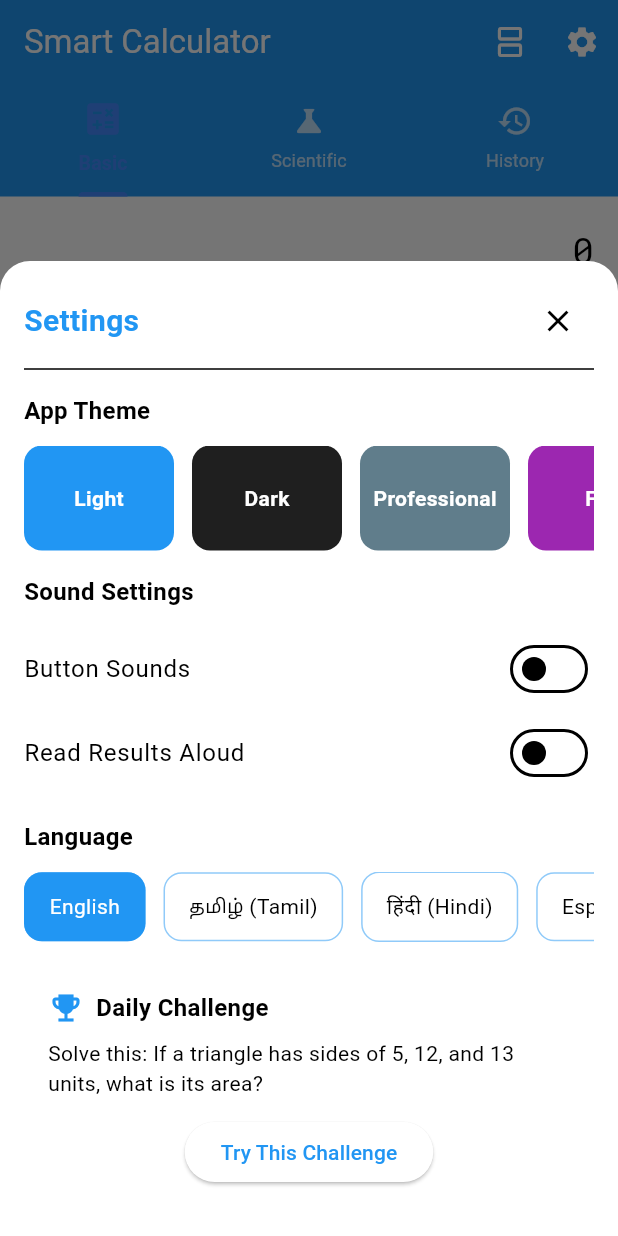
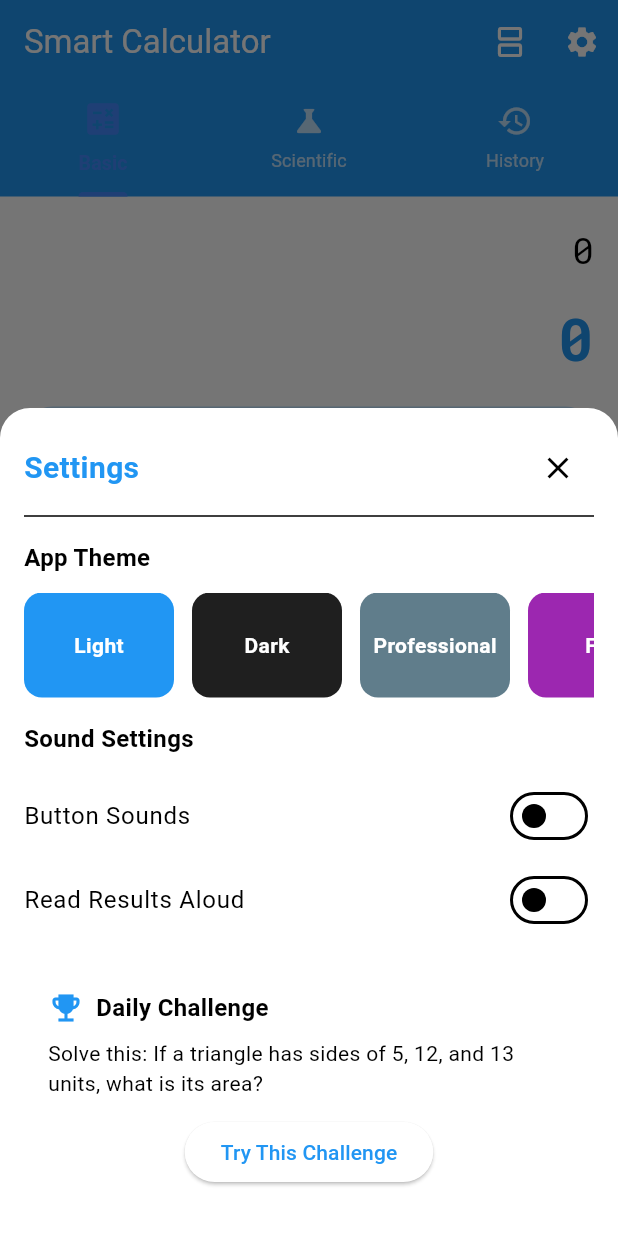
Before and after one commit to Rathin0708/calculete-application, a Flutter app: the screen it shows after launch, after a tap on the "settings" icon, on a phone screen of 412 x 824 dp. Run offline on Flutter 3.47's test engine with Material 3 defaults, Android fonts, the phone set to English and light mode, and no system bars; our stand-ins replace flutter_tts, google_fonts, math_expressions, shared_preferences.

```diff
--- a/lib/main.dart
+++ b/lib/main.dart
@@ -3,8 +3,6 @@ import 'package:provider/provider.dart';
 import 'package:calculater/providers/calculator_provider.dart';
 import 'package:calculater/providers/theme_provider.dart';
 import 'package:calculater/screens/home_screen.dart';
-import 'package:flutter_localizations/flutter_localizations.dart';
-import 'utils/app_localizations.dart';
 
 void main() async {
   WidgetsFlutterBinding.ensureInitialized();
@@ -27,19 +25,6 @@ class MyApp extends StatelessWidget {
             debugShowCheckedModeBanner: false,
             title: 'Smart Calculator',
             theme: themeProvider.currentTheme,
-            supportedLocales: const [
-              Locale('en', 'US'), // English
-              Locale('ta', 'IN'), // Tamil
-              Locale('hi', 'IN'), // Hindi
-              Locale('es', 'ES'), // Spanish
-            ],
-            localizationsDelegates: const [
-              AppLocalizations.delegate,
-              GlobalMaterialLocalizations.delegate,
-              GlobalWidgetsLocalizations.delegate,
-              GlobalCupertinoLocalizations.delegate,
-            ],
-            locale: themeProvider.currentLocale,
             home: const HomeScreen(initialTabIndex: 0),
           );
         },
--- a/lib/providers/theme_provider.dart
+++ b/lib/providers/theme_provider.dart
@@ -3,13 +3,9 @@ import 'package:shared_preferences/shared_preferences.dart';
 
 class ThemeProvider extends ChangeNotifier {
   ThemeData _currentTheme = lightTheme;
-  Locale _currentLocale = const Locale('en', 'US');
 
   // Getter for current theme
   ThemeData get currentTheme => _currentTheme;
-
-  // Getter for current locale
-  Locale get currentLocale => _currentLocale;
 
   // Light theme
   static final ThemeData lightTheme = ThemeData(
@@ -103,30 +99,13 @@ class ThemeProvider extends ChangeNotifier {
     notifyListeners();
   }
 
-  // Set locale method
-  void setLocale(Locale locale) async {
-    SharedPreferences prefs = await SharedPreferences.getInstance();
-    await prefs.setString('languageCode', locale.languageCode);
-    await prefs.setString('countryCode', locale.countryCode ?? '');
-
-    _currentLocale = locale;
-    notifyListeners();
-  }
-
-  // Initialize theme and locale from shared preferences
+  // Initialize theme from shared preferences
   Future<void> initPreferences() async {
     SharedPreferences prefs = await SharedPreferences.getInstance();
     String? themeName = prefs.getString('theme');
-    String? languageCode = prefs.getString('languageCode');
-    String? countryCode = prefs.getString('countryCode');
 
     if (themeName != null) {
       setTheme(themeName);
     }
-
-    if (languageCode != null) {
-      _currentLocale = Locale(languageCode, countryCode ?? '');
-      notifyListeners();
-    }
   }
 }
--- a/lib/utils/app_localizations.dart
+++ /dev/null
@@ -1,71 +0,0 @@
-import 'dart:async';
-import 'dart:convert';
-import 'package:flutter/material.dart';
-import 'package:flutter/services.dart';
-
-class AppLocalizations {
-  final Locale locale;
-  Map<String, String> _localizedStrings = {};
-
-  AppLocalizations(this.locale);
-
-  // Helper method to keep the code in the widgets concise
-  static AppLocalizations of(BuildContext context) {
-    return Localizations.of<AppLocalizations>(context, AppLocalizations)!;
-  }
-
-  // Static member to have a simple access to the delegate from the MaterialApp
-  static const LocalizationsDelegate<
-      AppLocalizations> delegate = _AppLocalizationsDelegate();
-
-  Future<bool> load() async {
-    // Load the language JSON file from the "lang" folder
-    String jsonString = await rootBundle.loadString(
-        'assets/lang/${locale.languageCode}.json');
-    Map<String, dynamic> jsonMap = json.decode(jsonString);
-
-    _localizedStrings = jsonMap.map((key, value) {
-      return MapEntry(key, value.toString());
-    });
-
-    return true;
-  }
-
-  // This method will be called from every widget which needs a localized text
-  String translate(String key) {
-    if (_localizedStrings[key] == null) {
-      return key; // Return the key if no translation found
-    }
-    return _localizedStrings[key]!;
-  }
-}
-
-// LocalizationsDelegate is a factory for a set of localized resources
-class _AppLocalizationsDelegate
-    extends LocalizationsDelegate<AppLocalizations> {
-  // This delegate instance will never change (it doesn't even have fields!)
-  // It can provide a constant constructor.
-  const _AppLocalizationsDelegate();
-
-  @override
-  bool isSupported(Locale locale) {
-    // Include all of your supported language codes here
-    return ['en', 'ta', 'hi', 'es'].contains(locale.languageCode);
-  }
-
-  @override
-  Future<AppLocalizations> load(Locale locale) async {
-    // AppLocalizations class is where the JSON loading actually runs
-    AppLocalizations localizations = AppLocalizations(locale);
-    try {
-      await localizations.load();
-    } catch (e) {
-      print('Failed to load localizations: $e');
-      // If loading fails, we'll use an empty map of strings
-    }
-    return localizations;
-  }
-
-  @override
-  bool shouldReload(_AppLocalizationsDelegate old) => false;
-}
--- a/lib/widgets/history_panel.dart
+++ b/lib/widgets/history_panel.dart
@@ -1,7 +1,6 @@
 import 'package:flutter/material.dart';
 import 'package:provider/provider.dart';
 import '../providers/calculator_provider.dart';
-import 'package:intl/intl.dart';
 
 class HistoryPanel extends StatelessWidget {
   const HistoryPanel({Key? key}) : super(key: key);
@@ -83,7 +82,8 @@ class HistoryPanel extends StatelessWidget {
     final calculatorProvider = Provider.of<CalculatorProvider>(
         context, listen: false);
     DateTime timestamp = DateTime.parse(item['timestamp']);
-    String formattedDate = DateFormat('MMM d, yyyy • h:mm a').format(timestamp);
+    // Format date manually without using intl package
+    String formattedDate = _formatDate(timestamp);
     List<String> steps = List<String>.from(item['steps'] ?? []);
 
     return Card(
@@ -146,4 +146,32 @@ class HistoryPanel extends StatelessWidget {
       ),
     );
   }
+
+  // Helper method to format date without intl package
+  String _formatDate(DateTime date) {
+    const months = [
+      'Jan',
+      'Feb',
+      'Mar',
+      'Apr',
+      'May',
+      'Jun',
+      'Jul',
+      'Aug',
+      'Sep',
+      'Oct',
+      'Nov',
+      'Dec'
+    ];
+    final month = months[date.month - 1];
+    final day = date.day;
+    final year = date.year;
+
+    final hour = date.hour > 12 ? date.hour - 12 : (date.hour == 0 ? 12 : date
+        .hour);
+    final minute = date.minute.toString().padLeft(2, '0');
+    final period = date.hour >= 12 ? 'PM' : 'AM';
+
+    return '$month $day, $year • $hour:$minute $period';
+  }
 }
--- a/lib/widgets/settings_panel.dart
+++ b/lib/widgets/settings_panel.dart
@@ -68,18 +68,6 @@ class SettingsPanel extends StatelessWidget {
           ),
           const SizedBox(height: 12),
           _buildSoundSettings(context),
-          const SizedBox(height: 16),
-
-          // Language settings
-          const Text(
-            'Language',
-            style: TextStyle(
-              fontSize: 16,
-              fontWeight: FontWeight.bold,
-            ),
-          ),
-          const SizedBox(height: 12),
-          _buildLanguageSelector(context),
           const SizedBox(height: 16),
 
           // About section with daily challenge
@@ -217,92 +205,6 @@ class SettingsPanel extends StatelessWidget {
     );
   }
 
-  Widget _buildLanguageSelector(BuildContext context) {
-    final themeProvider = Provider.of<ThemeProvider>(context);
-
-    return SingleChildScrollView(
-      scrollDirection: Axis.horizontal,
-      child: Row(
-        children: [
-          _buildLanguageOption(
-            context,
-            'English',
-            'en',
-            'US',
-            themeProvider.currentLocale.languageCode == 'en',
-          ),
-          _buildLanguageOption(
-            context,
-            'தமிழ் (Tamil)',
-            'ta',
-            'IN',
-            themeProvider.currentLocale.languageCode == 'ta',
-          ),
-          _buildLanguageOption(
-            context,
-            'हिंदी (Hindi)',
-            'hi',
-            'IN',
-            themeProvider.currentLocale.languageCode == 'hi',
-          ),
-          _buildLanguageOption(
-            context,
-            'Español (Spanish)',
-            'es',
-            'ES',
-            themeProvider.currentLocale.languageCode == 'es',
-          ),
-        ],
-      ),
-    );
-  }
-
-  Widget _buildLanguageOption(BuildContext context, String name,
-      String languageCode, String countryCode, bool isSelected) {
-    final themeProvider = Provider.of<ThemeProvider>(context, listen: false);
-
-    return GestureDetector(
-      onTap: () {
-        themeProvider.setLocale(Locale(languageCode, countryCode));
-      },
-      child: Container(
-        padding: const EdgeInsets.symmetric(horizontal: 16, vertical: 12),
-        margin: const EdgeInsets.only(right: 12),
-        decoration: BoxDecoration(
-          color: isSelected
-              ? Theme
-              .of(context)
-              .colorScheme
-              .primary
-              : Theme
-              .of(context)
-              .colorScheme
-              .surface,
-          borderRadius: BorderRadius.circular(12),
-          border: Border.all(
-            color: Theme
-                .of(context)
-                .colorScheme
-                .primary
-                .withOpacity(0.5),
-          ),
-        ),
-        child: Text(
-          name,
-          style: TextStyle(
-            color: isSelected
-                ? Colors.white
-                : Theme
-                .of(context)
-                .textTheme
-                .bodyMedium
-                ?.color,
-          ),
-        ),
-      ),
-    );
-  }
-
   Widget _buildAboutSection(BuildContext context) {
     return Container(
       padding: const EdgeInsets.all(16),
--- a/pubspec.yaml
+++ b/pubspec.yaml
@@ -38,14 +38,9 @@ dependencies:
   provider: ^6.1.2
   shared_preferences: ^2.2.2
   flutter_tts: ^3.8.5
-  # camera: ^0.10.5
-  # google_mlkit_text_recognition: ^0.9.0
   path_provider: ^2.1.2
   google_fonts: ^6.1.0
   fl_chart: ^0.66.2
-  flutter_localizations:
-    sdk: flutter
-  intl: ^0.20.2
 
 dev_dependencies:
   flutter_test:
```
Also changed, not shown: pubspec.lock.
